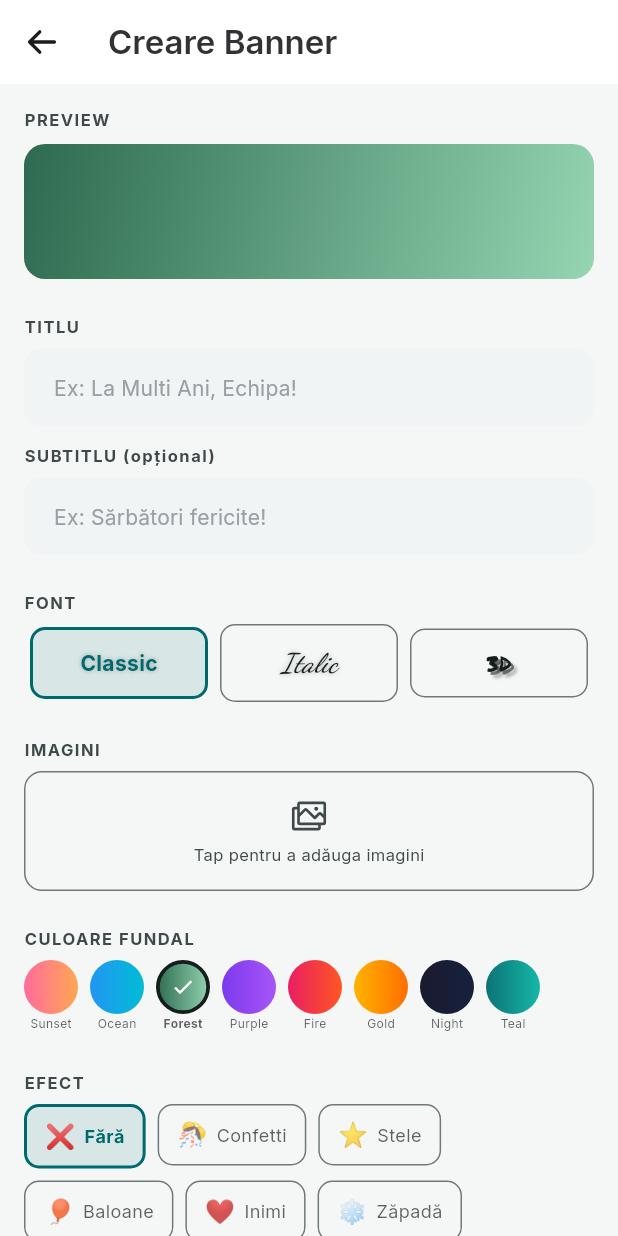
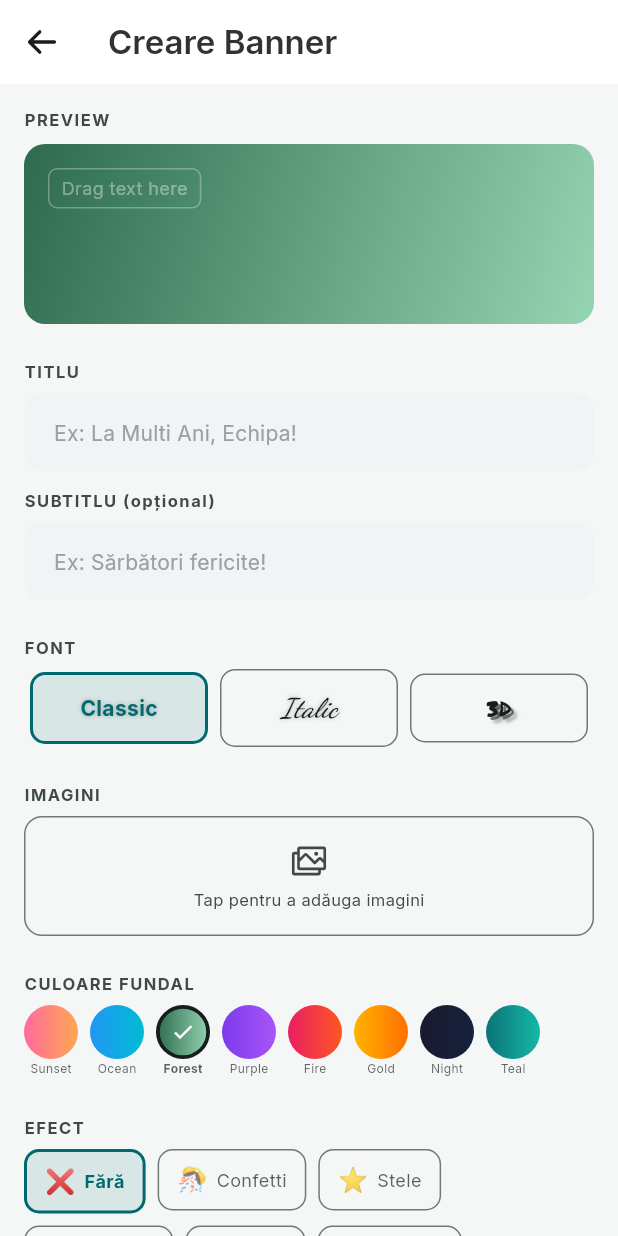
Before and after one commit to Kuziini-product/TASK-Planner, a Flutter app: the BannerEditorScreen screen opened by its route, after a tap on "Forest", on a phone screen of 412 x 824 dp. Run offline on Flutter 3.47's test engine with Material 3 defaults, Android fonts, the phone set to English and light mode, and no system bars; our stand-ins replace file_picker, flutter_animate, flutter_riverpod, go_router, google_fonts, image_picker and 5 more; missing offline and left inert: dart:js_interop, dart:js_util; accounts and stored records are empty.

Commit message:
Drag & drop text positioning in banner preview
Text in the banner preview can now be dragged to any position.
Shows a subtle border around the text block to indicate it's
draggable. Position updates live as you drag.

Co-Authored-By: Claude Opus 4.6 (1M context) <noreply@anthropic.com>

```diff
--- a/kuziini_app/lib/features/admin/presentation/banner_editor_screen.dart
+++ b/kuziini_app/lib/features/admin/presentation/banner_editor_screen.dart
@@ -89,6 +89,7 @@ class _BannerEditorScreenState extends ConsumerState<BannerEditorScreen> {
   bool _saving = false;
   bool _isEdit = false;
   String? _editId;
+  Offset _textOffset = Offset.zero; // drag position relative to center
 
   @override
   void initState() {
@@ -241,20 +242,38 @@ class _BannerEditorScreenState extends ConsumerState<BannerEditorScreen> {
                     gradient: LinearGradient(colors: [gradient.start, gradient.end],
                       begin: Alignment.topLeft, end: Alignment.bottomRight),
                   ),
+                  child: SizedBox(
+                    height: 120,
                     child: Stack(
+                      clipBehavior: Clip.none,
                       children: [
                         // Images as background collage
                         if (_imageUrls.isNotEmpty || _imageBytes.isNotEmpty)
                           Positioned.fill(
-                          child: Opacity(
-                            opacity: 0.4,
-                            child: _buildImageCollage(),
+                            child: Opacity(opacity: 0.4, child: _buildImageCollage()),
                           ),
+                        // Draggable text overlay
+                        Positioned(
+                          left: 0, right: 0, top: 0, bottom: 0,
+                          child: Stack(
+                            children: [
+                              Positioned(
+                                left: _textOffset.dx + 16,
+                                top: _textOffset.dy + 16,
+                                child: GestureDetector(
+                                  onPanUpdate: (d) => setState(() =>
+                                    _textOffset = Offset(
+                                      _textOffset.dx + d.delta.dx,
+                                      _textOffset.dy + d.delta.dy,
+                                    )),
+                                  child: Container(
+                                    padding: const EdgeInsets.symmetric(horizontal: 8, vertical: 4),
+                                    decoration: BoxDecoration(
+                                      border: Border.all(color: Colors.white30, width: 1),
+                                      borderRadius: BorderRadius.circular(6),
                                     ),
-                      // Text overlay
-                      Padding(
-                        padding: const EdgeInsets.symmetric(horizontal: 16, vertical: 16),
                                     child: Column(
+                                      mainAxisSize: MainAxisSize.min,
                                       children: [
                                         if (_titleController.text.isNotEmpty)
                                           Text(_titleController.text,
@@ -266,10 +285,18 @@ class _BannerEditorScreenState extends ConsumerState<BannerEditorScreen> {
                                               style: _fontStyle(_font, size: 12, color: Colors.white70),
                                               textAlign: TextAlign.center),
                                           ),
+                                        if (_titleController.text.isEmpty && _subtitleController.text.isEmpty)
+                                          Text('Drag text here', style: TextStyle(color: Colors.white38, fontSize: 12)),
+                                      ],
+                                    ),
+                                  ),
+                                ),
+                              ),
                             ],
                           ),
                         ),
                       ],
+                    ),
                   ),
                 ),
                 // Effect overlay
```
Also changed, not shown: 2 other files. Lines whose indentation alone changed are shown as unchanged.
